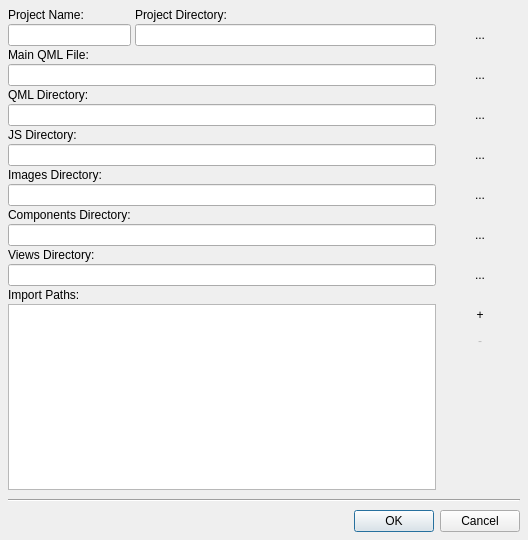
This is ui/projectpropertiesdialog.ui in maxavadallat/maxdesigner as Qt 5 draws it before an edit. The edited form follows.
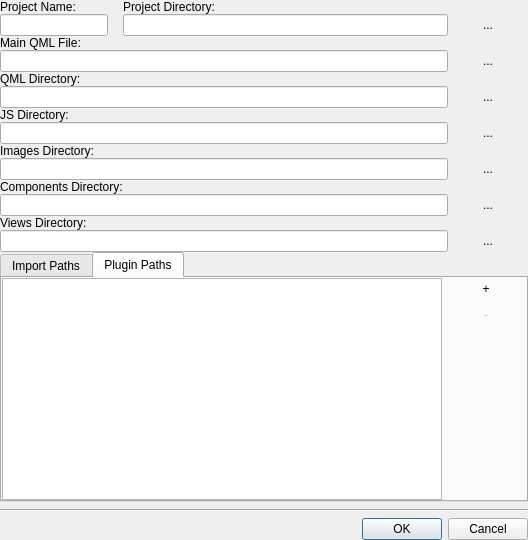
This is the edited form. The open tabs and pages were chosen to show the change.

Diff of the .ui file:
```diff
--- a/ui/projectpropertiesdialog.ui
+++ b/ui/projectpropertiesdialog.ui
@@ -27,22 +27,19 @@
   </property>
   <layout class="QGridLayout" name="gridLayout">
    <property name="leftMargin">
-    <number>8</number>
+    <number>0</number>
    </property>
    <property name="topMargin">
-    <number>8</number>
+    <number>0</number>
    </property>
    <property name="rightMargin">
-    <number>8</number>
+    <number>0</number>
    </property>
    <property name="bottomMargin">
-    <number>8</number>
+    <number>0</number>
    </property>
-   <property name="horizontalSpacing">
-    <number>4</number>
-   </property>
-   <property name="verticalSpacing">
-    <number>2</number>
+   <property name="spacing">
+    <number>0</number>
    </property>
    <item row="0" column="0">
     <widget class="QLabel" name="label">
@@ -73,7 +70,7 @@
    <item row="1" column="0">
     <widget class="QLineEdit" name="projectNameEdit">
      <property name="sizePolicy">
-      <sizepolicy hsizetype="Preferred" vsizetype="Fixed">
+      <sizepolicy hsizetype="Fixed" vsizetype="Fixed">
        <horstretch>0</horstretch>
        <verstretch>0</verstretch>
       </sizepolicy>
@@ -81,7 +78,14 @@
     </widget>
    </item>
    <item row="1" column="1">
-    <widget class="QLineEdit" name="projectDirEdit"/>
+    <widget class="QLineEdit" name="projectDirEdit">
+     <property name="sizePolicy">
+      <sizepolicy hsizetype="MinimumExpanding" vsizetype="Fixed">
+       <horstretch>0</horstretch>
+       <verstretch>0</verstretch>
+      </sizepolicy>
+     </property>
+    </widget>
    </item>
    <item row="1" column="2">
     <widget class="QPushButton" name="projectDirBrowseButton">
@@ -243,20 +247,44 @@
      </property>
     </widget>
    </item>
-   <item row="14" column="0">
-    <widget class="QLabel" name="label_6">
+   <item row="14" column="0" colspan="3">
+    <widget class="QTabWidget" name="tabWidget">
      <property name="sizePolicy">
-      <sizepolicy hsizetype="Preferred" vsizetype="Fixed">
+      <sizepolicy hsizetype="MinimumExpanding" vsizetype="MinimumExpanding">
        <horstretch>0</horstretch>
        <verstretch>0</verstretch>
       </sizepolicy>
      </property>
-     <property name="text">
-      <string>Import Paths:</string>
+     <property name="minimumSize">
+      <size>
+       <width>0</width>
+       <height>160</height>
+      </size>
      </property>
-    </widget>
-   </item>
-   <item row="15" column="0" colspan="3">
+     <property name="currentIndex">
+      <number>0</number>
+     </property>
+     <widget class="QWidget" name="importPathsTab">
+      <attribute name="title">
+       <string>Import Paths</string>
+      </attribute>
+      <layout class="QGridLayout" name="importPathsLayout">
+       <property name="leftMargin">
+        <number>0</number>
+       </property>
+       <property name="topMargin">
+        <number>0</number>
+       </property>
+       <property name="rightMargin">
+        <number>0</number>
+       </property>
+       <property name="bottomMargin">
+        <number>0</number>
+       </property>
+       <property name="spacing">
+        <number>0</number>
+       </property>
+       <item row="0" column="0">
     <layout class="QHBoxLayout" name="horizontalLayout">
      <property name="spacing">
       <number>4</number>
@@ -319,7 +347,96 @@
      </item>
     </layout>
    </item>
-   <item row="16" column="0" colspan="3">
+      </layout>
+     </widget>
+     <widget class="QWidget" name="pluginPathsTab">
+      <attribute name="title">
+       <string>Plugin Paths</string>
+      </attribute>
+      <layout class="QGridLayout" name="pluginPathsLayout">
+       <property name="leftMargin">
+        <number>0</number>
+       </property>
+       <property name="topMargin">
+        <number>0</number>
+       </property>
+       <property name="rightMargin">
+        <number>0</number>
+       </property>
+       <property name="bottomMargin">
+        <number>0</number>
+       </property>
+       <property name="spacing">
+        <number>0</number>
+       </property>
+       <item row="0" column="0">
+        <layout class="QHBoxLayout" name="horizontalLayout_2">
+         <property name="spacing">
+          <number>4</number>
+         </property>
+         <item>
+          <widget class="QListView" name="pluginPathsList">
+           <property name="sizePolicy">
+            <sizepolicy hsizetype="Expanding" vsizetype="MinimumExpanding">
+             <horstretch>0</horstretch>
+             <verstretch>0</verstretch>
+            </sizepolicy>
+           </property>
+           <property name="minimumSize">
+            <size>
+             <width>0</width>
+             <height>100</height>
+            </size>
+           </property>
+          </widget>
+         </item>
+         <item>
+          <layout class="QVBoxLayout" name="verticalLayout_2">
+           <item>
+            <widget class="QPushButton" name="addPluginDirButton">
+             <property name="text">
+              <string>+</string>
+             </property>
+             <property name="flat">
+              <bool>true</bool>
+             </property>
+            </widget>
+           </item>
+           <item>
+            <widget class="QPushButton" name="removePluginDirButton">
+             <property name="enabled">
+              <bool>false</bool>
+             </property>
+             <property name="text">
+              <string>-</string>
+             </property>
+             <property name="flat">
+              <bool>true</bool>
+             </property>
+            </widget>
+           </item>
+           <item>
+            <spacer name="verticalSpacer_2">
+             <property name="orientation">
+              <enum>Qt::Vertical</enum>
+             </property>
+             <property name="sizeHint" stdset="0">
+              <size>
+               <width>20</width>
+               <height>22</height>
+              </size>
+             </property>
+            </spacer>
+           </item>
+          </layout>
+         </item>
+        </layout>
+       </item>
+      </layout>
+     </widget>
+    </widget>
+   </item>
+   <item row="15" column="0" colspan="3">
     <widget class="Line" name="line">
      <property name="minimumSize">
       <size>
@@ -332,7 +449,7 @@
      </property>
     </widget>
    </item>
-   <item row="17" column="0" colspan="3">
+   <item row="16" column="0" colspan="3">
     <widget class="QDialogButtonBox" name="buttonBox">
      <property name="orientation">
       <enum>Qt::Horizontal</enum>
```
Lines whose indentation alone changed are shown as unchanged.
